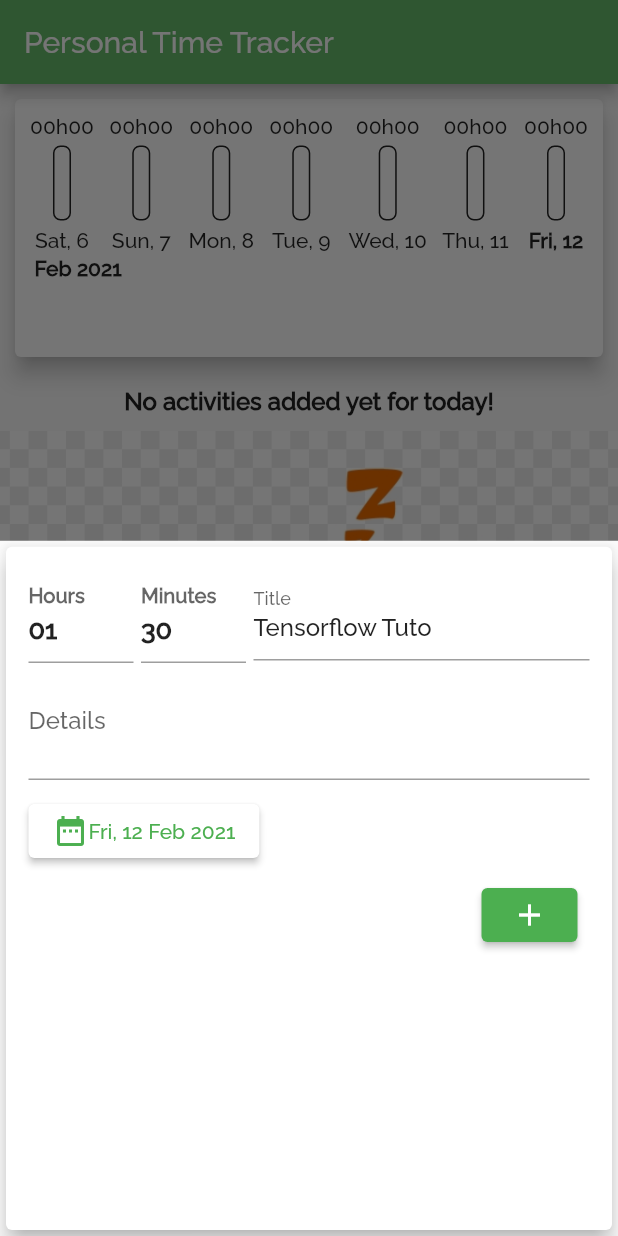
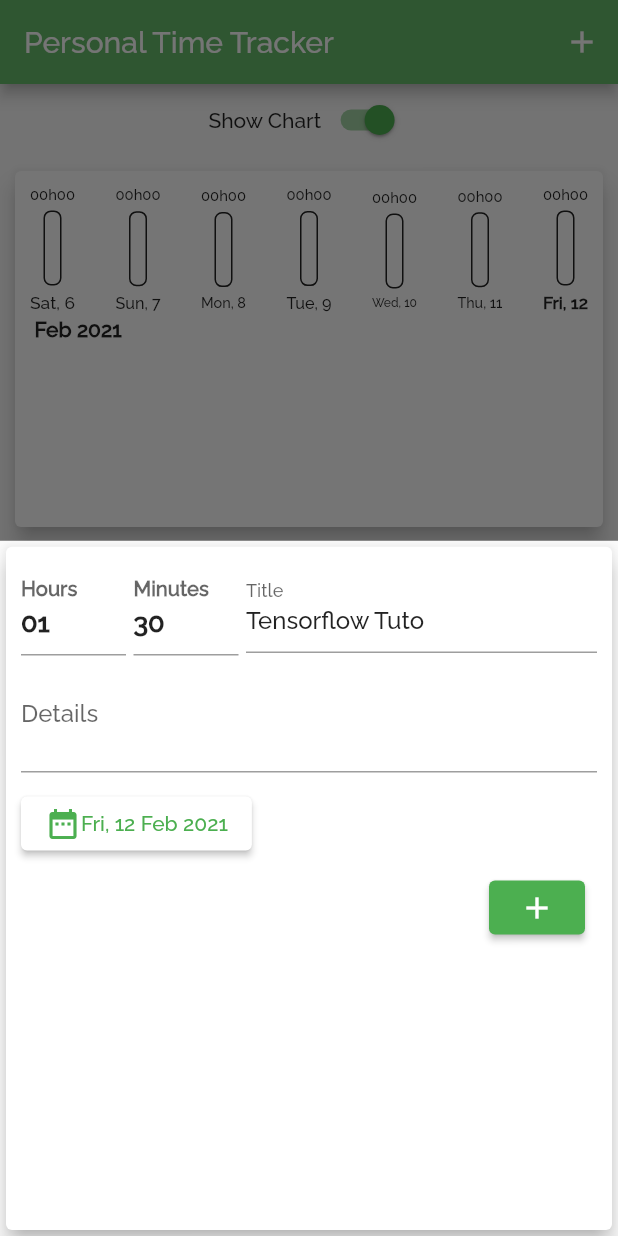
Before and after one commit to alphabegood/timetrakerapp, a Flutter app: the screen it shows after launch, after a tap on the "add" icon, on a phone screen of 412 x 824 dp. Run offline on Flutter 3.47's test engine with Material 2 defaults, Android fonts, the phone set to English and light mode, and no system bars.

Commit message:
some overflowed issues fixed on small screen

```diff
--- a/lib/main.dart
+++ b/lib/main.dart
@@ -1,3 +1,4 @@
+import 'dart:io';
 import 'package:flutter/material.dart';
 import './models/activity.dart';
 import './widgets/activity-form.dart';
@@ -44,10 +45,11 @@ class _HomePageState extends State<HomePage> {
   void _displayActivityForm(BuildContext context) {
     showModalBottomSheet(
         context: context,
+        //isScrollControlled: true,
         builder: (_) {
           return GestureDetector(
             child: Container(
-              height: 500,
+              height: 500, //Big screen
               child: ActivityForm(_addActivity),
             ),
             onTap: () {},
@@ -63,13 +65,14 @@ class _HomePageState extends State<HomePage> {
           'Personal Time Tracker',
           style: TextStyle(),
         ),
-
-        // actions: [
-        //   IconButton(
-        //     icon: Icon(Icons.add),
-        //     onPressed: () {},
-        //   )
-        // ],
+        actions: [
+          IconButton(
+            icon: Icon(Icons.add),
+            onPressed: () {
+              _displayActivityForm(context);
+            },
+          )
+        ],
         backgroundColor: Colors.green[400]);
 
     var appSize = MediaQuery.of(context).size.height -
@@ -79,16 +82,20 @@ class _HomePageState extends State<HomePage> {
     return Container(
       child: Scaffold(
           appBar: localAppBar,
-        body: Column(
+          body: SafeArea(
+            child: Column(
               children: [UserActivities(appSize, activities, _removeActivity)],
             ),
-        floatingActionButtonLocation: FloatingActionButtonLocation.centerFloat,
-        floatingActionButton: FloatingActionButton(
+          ),
+          floatingActionButtonLocation:
+              FloatingActionButtonLocation.centerFloat,
+          floatingActionButton: !Platform.isIOS
+              ? FloatingActionButton(
                   child: Icon(Icons.add),
                   backgroundColor: Theme.of(context).primaryColor,
                   onPressed: () => _displayActivityForm(context),
-        ),
-      ),
+                )
+              : Container()),
     );
   }
 }
--- a/lib/widgets/activity-card.dart
+++ b/lib/widgets/activity-card.dart
@@ -30,9 +30,12 @@ class ActivityCard extends StatelessWidget {
                   borderRadius: BorderRadius.all(
                     Radius.circular(3.5),
                   )),
+              child: FittedBox(
+                fit: BoxFit.fitWidth,
                 child: Text(
-                '${activity.hours}h : ${activity.minutes}',
+                  '${activity.hours}h:${activity.minutes}',
                   style: TextStyle(fontWeight: FontWeight.bold, fontSize: 17),
+                ),
               ),
             ),
             Expanded(
@@ -40,18 +43,25 @@ class ActivityCard extends StatelessWidget {
                 crossAxisAlignment: CrossAxisAlignment.start,
                 mainAxisAlignment: MainAxisAlignment.spaceBetween,
                 children: [
-                  Text(
+                  FittedBox(
+                    fit: BoxFit.fitWidth,
+                    child: Text(
                       activity.title,
-                    style: TextStyle(fontWeight: FontWeight.bold, fontSize: 18),
+                      style:
+                          TextStyle(fontWeight: FontWeight.bold, fontSize: 18),
                     ),
-                  Text(
+                  ),
+                  FittedBox(
+                    fit: BoxFit.fitWidth,
+                    child: Text(
                       DateFormat('EEEE, d MMMM HH:mm')
                           .format(activity.assignedDate),
                       style: TextStyle(
                         color: Colors.grey[700],
                         fontSize: 16,
                       ),
-                  )
+                    ),
+                  ),
                 ],
               ),
             ),
--- a/lib/widgets/activity-form.dart
+++ b/lib/widgets/activity-form.dart
@@ -72,7 +72,7 @@ class _ActivityFormState extends State<ActivityForm> {
       elevation: 6,
       child: Container(
         width: double.infinity,
-        padding: EdgeInsets.all(15),
+        padding: EdgeInsets.only(top: 10, left: 10, right: 10),
         child: Column(
           crossAxisAlignment: CrossAxisAlignment.end,
           children: [
--- a/lib/widgets/chart-bar.dart
+++ b/lib/widgets/chart-bar.dart
@@ -44,9 +44,14 @@ class _ChartBarState extends State<ChartBar> {
   @override
   Widget build(BuildContext context) {
     _calculateBarPercent();
-    return Column(
+    return Container(
+      width: 30,
+      child: Column(
         children: [
-        Text(widget.dayTimes),
+          FittedBox(
+            fit: BoxFit.fitWidth,
+            child: Text(widget.dayTimes),
+          ),
           SizedBox(
             height: 5,
           ),
@@ -81,6 +86,8 @@ class _ChartBarState extends State<ChartBar> {
                 widget.selectDateHandler(widget.dayName);
               });
             },
+            child: FittedBox(
+              fit: BoxFit.fitWidth,
               child: Text(
                 DateFormat('E, d').format(widget.dayName),
                 style: TextStyle(
@@ -88,7 +95,9 @@ class _ChartBarState extends State<ChartBar> {
                         _selectedDate ? FontWeight.bold : FontWeight.normal),
               ),
             ),
+          ),
         ],
+      ),
     );
   }
 }
--- a/lib/widgets/no-activity-graphic.dart
+++ b/lib/widgets/no-activity-graphic.dart
@@ -32,7 +32,7 @@ class _NoActivityGraphicState extends State<NoActivityGraphic> {
         return Column(
           children: [
             Text(
-              'No activities added yet for ${dateStr}!',
+              'No activities added yet for $dateStr!',
               style: TextStyle(fontWeight: FontWeight.w700, fontSize: 16),
             ),
             Container(
--- a/lib/widgets/user-activities.dart
+++ b/lib/widgets/user-activities.dart
@@ -1,3 +1,4 @@
+import 'dart:io';
 import 'package:flutter/material.dart';
 import 'package:intl/intl.dart';
 import './week-chart.dart';
@@ -16,6 +17,9 @@ class UserActivities extends StatefulWidget {
 }
 
 class _UserActivitiesState extends State<UserActivities> {
+  bool chartShowed = true;
+  bool showingChartAction = false;
+
   _UserActivitiesState();
 
   DateTime selectedDate = DateTime.now();
@@ -25,6 +29,22 @@ class _UserActivitiesState extends State<UserActivities> {
     setState(() {
       selectedDate = date;
       print('Select Date $selectedDate');
+    });
+  }
+
+  void _hideChart(val) {
+    setState(() {
+      chartShowed = val;
+      showingChartAction = true;
+    });
+  }
+
+  void _settingForLandscape(BuildContext context) {
+    final mediaQuery = MediaQuery.of(context);
+    setState(() {
+      if (!showingChartAction) {
+        chartShowed = mediaQuery.orientation != Orientation.landscape;
+      }
     });
   }
 
@@ -42,19 +62,38 @@ class _UserActivitiesState extends State<UserActivities> {
     //  print('AppSize ${widget.appSize} actvities ${widget.activities.length}');
 
     filterActivities();
+    _settingForLandscape(context);
 
     return Container(
       height: widget.appSize,
       child: LayoutBuilder(builder: (context, constraints) {
         return Column(
           children: [
-            Container(
-              height: constraints.maxHeight * 0.25,
-              child: WeekChart(widget.activities, _selectDate, selectedDate),
+            Row(
+              mainAxisAlignment: MainAxisAlignment.center,
+              children: [
+                Text('Show Chart'),
+                Switch.adaptive(
+                    value: chartShowed,
+                    onChanged: (val) {
+                      _hideChart(val);
+                    }),
+              ],
             ),
+            chartShowed
+                ? Container(
+                    height:
+                        constraints.maxHeight * 0.335, // Ideal for small screen
+                    //height: constraints.maxHeight * 0.23,
+                    child:
+                        WeekChart(widget.activities, _selectDate, selectedDate),
+                  )
+                : SizedBox(
+                    height: 0,
+                  ),
             Container(
               padding: EdgeInsets.only(top: 10),
-              height: constraints.maxHeight * 0.6,
+              height: constraints.maxHeight * 0.55,
               child: ActivityList(selectedActivities, selectedDate,
                   widget.removeActivityHandler),
             ),
```
Also changed, not shown: pubspec.lock. Lines whose indentation alone changed are shown as unchanged.
